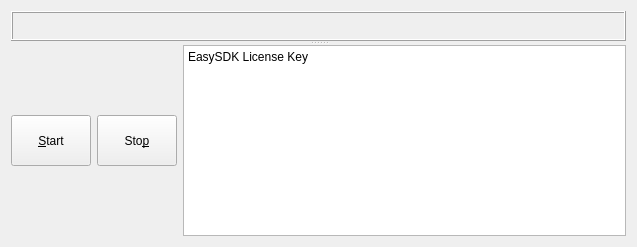
peitaosu/eMPTYHOUSE-AR, file eMPTYHOUSE-Qt/emptyhouse.ui: the form before one commit.
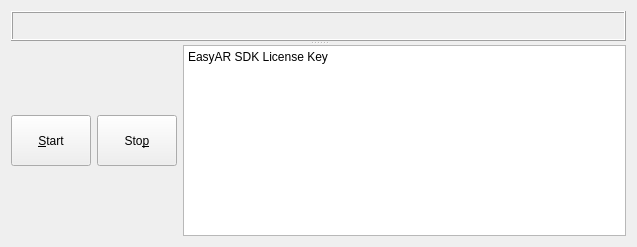
The form after the commit.

Diff of the .ui file:
```diff
--- a/eMPTYHOUSE-Qt/emptyhouse.ui
+++ b/eMPTYHOUSE-Qt/emptyhouse.ui
@@ -38,7 +38,7 @@
        <item row="0" column="3" rowspan="2">
         <widget class="QPlainTextEdit" name="plainTextEdit">
          <property name="plainText">
-          <string>EasySDK License Key</string>
+          <string>EasyAR SDK License Key</string>
          </property>
         </widget>
        </item>
```
